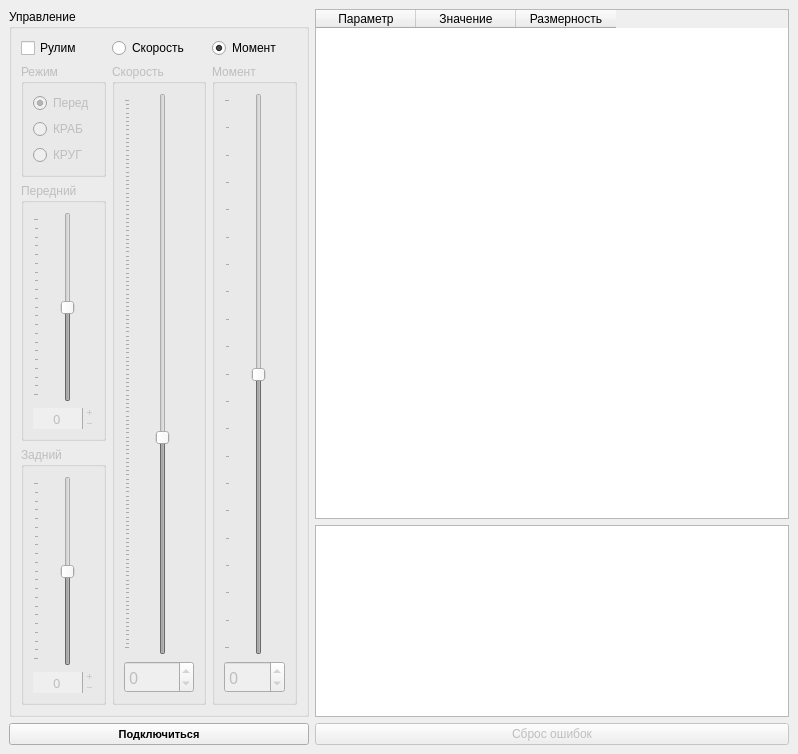
Before: the Qt Designer form VMU_monitor.ui in hochu-leto/EVIS, drawn with Qt 5.
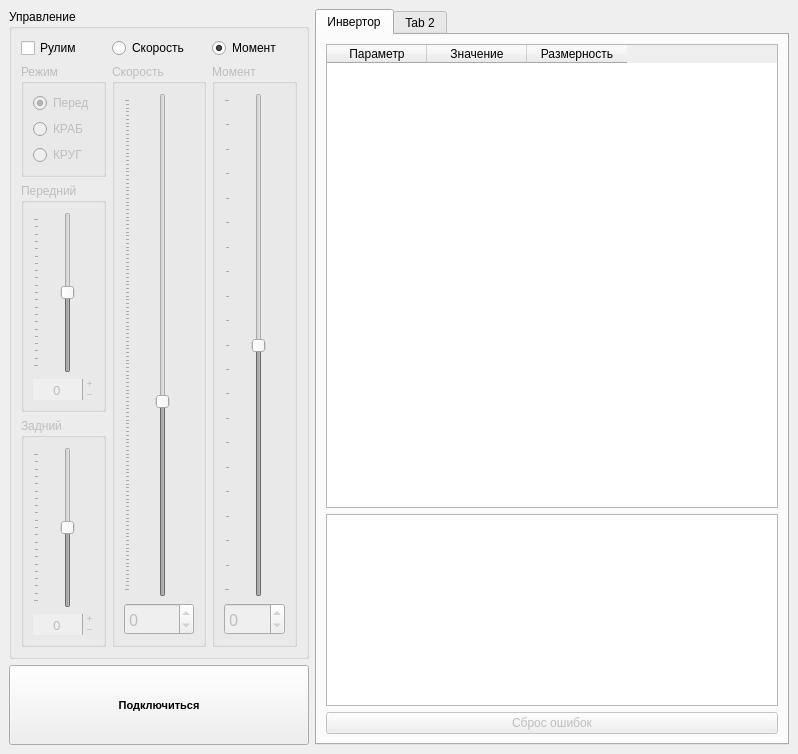
After: the same form once the commit is applied.

What changed in the file:
```diff
--- a/VMU_monitor.ui
+++ b/VMU_monitor.ui
@@ -26,10 +26,7 @@
    <set>QMainWindow::AnimatedDocks</set>
   </property>
   <widget class="QWidget" name="centralwidget">
-   <layout class="QGridLayout" name="gridLayout_2" rowstretch="10,0,0" columnstretch="1,5">
-    <item row="1" column="1">
-     <widget class="QTextBrowser" name="errors_browser"/>
-    </item>
+   <layout class="QGridLayout" name="gridLayout_2" rowstretch="0,0,2" columnstretch="1,10" rowminimumheight="0,0,1">
     <item row="2" column="0">
      <widget class="QPushButton" name="connect_btn">
       <property name="sizePolicy">
@@ -62,41 +59,18 @@
       </property>
      </widget>
     </item>
-    <item row="0" column="1">
-     <widget class="QTableWidget" name="vmu_param_table">
-      <column>
-       <property name="text">
-        <string>Параметр</string>
-       </property>
-      </column>
-      <column>
-       <property name="text">
-        <string>Значение</string>
-       </property>
-      </column>
-      <column>
-       <property name="text">
-        <string>Размерность</string>
-       </property>
-      </column>
-     </widget>
-    </item>
-    <item row="2" column="1">
-     <widget class="QPushButton" name="reset_faults">
-      <property name="enabled">
-       <bool>false</bool>
-      </property>
-      <property name="text">
-       <string>Сброс ошибок</string>
-      </property>
-     </widget>
-    </item>
     <item row="0" column="0" rowspan="2">
      <widget class="QGroupBox" name="groupBox">
+      <property name="sizePolicy">
+       <sizepolicy hsizetype="Preferred" vsizetype="Maximum">
+        <horstretch>0</horstretch>
+        <verstretch>0</verstretch>
+       </sizepolicy>
+      </property>
       <property name="minimumSize">
        <size>
         <width>0</width>
-        <height>480</height>
+        <height>650</height>
        </size>
       </property>
       <property name="title">
@@ -465,6 +439,60 @@
       </layout>
      </widget>
     </item>
+    <item row="0" column="1" rowspan="3">
+     <widget class="QTabWidget" name="tabWidget">
+      <property name="sizePolicy">
+       <sizepolicy hsizetype="Expanding" vsizetype="MinimumExpanding">
+        <horstretch>0</horstretch>
+        <verstretch>0</verstretch>
+       </sizepolicy>
+      </property>
+      <widget class="QWidget" name="tab">
+       <attribute name="title">
+        <string>Инвертор</string>
+       </attribute>
+       <layout class="QVBoxLayout" name="verticalLayout_6" stretch="3,0,0">
+        <item>
+         <widget class="QTableWidget" name="vmu_param_table">
+          <column>
+           <property name="text">
+            <string>Параметр</string>
+           </property>
+          </column>
+          <column>
+           <property name="text">
+            <string>Значение</string>
+           </property>
+          </column>
+          <column>
+           <property name="text">
+            <string>Размерность</string>
+           </property>
+          </column>
+         </widget>
+        </item>
+        <item>
+         <widget class="QTextBrowser" name="errors_browser"/>
+        </item>
+        <item>
+         <widget class="QPushButton" name="reset_faults">
+          <property name="enabled">
+           <bool>false</bool>
+          </property>
+          <property name="text">
+           <string>Сброс ошибок</string>
+          </property>
+         </widget>
+        </item>
+       </layout>
+      </widget>
+      <widget class="QWidget" name="tab_2">
+       <attribute name="title">
+        <string>Tab 2</string>
+       </attribute>
+      </widget>
+     </widget>
+    </item>
    </layout>
   </widget>
  </widget>
```
